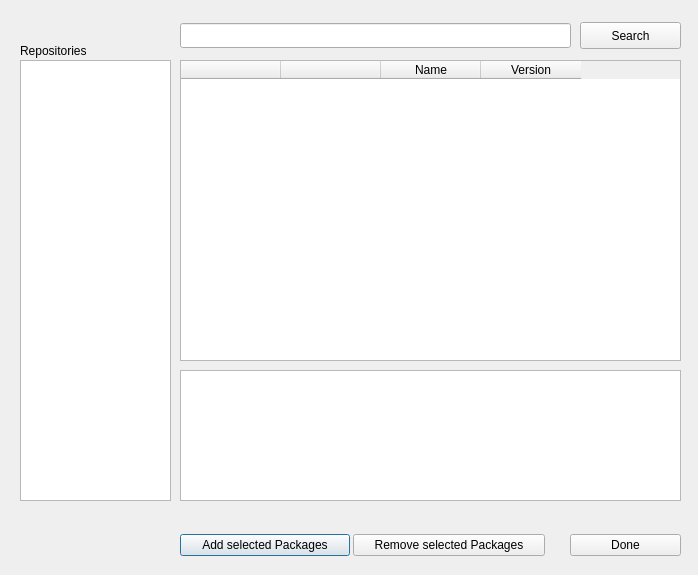
bbqlinux/bbqlinux-installer, file src/usr/share/bbqlinux-installer/qt_package_selector.ui: the form before one commit.
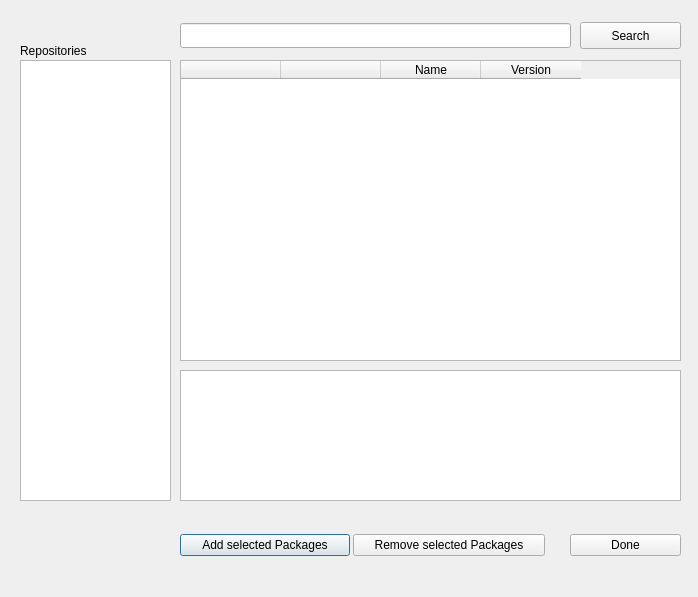
The form after the commit.

Commit message:
Added a statusBar label and update events to the gui while loading data:
This change adds a label to the buttom of the Qdialog, since this isn't
a main window we can't add a statusBar to it, but we can simulate one.

Using this status bar we can force the gui to update as events are
changing showing the users that things are going on, such as parsing
the metadata and loading the lists. This will allow any message to
be sent duing the packing installing/removing process.

```diff
--- a/src/usr/share/bbqlinux-installer/qt_package_selector.ui
+++ b/src/usr/share/bbqlinux-installer/qt_package_selector.ui
@@ -7,7 +7,7 @@
     <x>0</x>
     <y>0</y>
     <width>698</width>
-    <height>575</height>
+    <height>597</height>
    </rect>
   </property>
   <property name="windowTitle">
@@ -232,6 +232,25 @@
     </item>
    </layout>
   </widget>
+  <widget class="QWidget" name="horizontalLayoutWidget_6">
+   <property name="geometry">
+    <rect>
+     <x>10</x>
+     <y>570</y>
+     <width>681</width>
+     <height>20</height>
+    </rect>
+   </property>
+   <layout class="QHBoxLayout" name="horizontalLayout_6">
+    <item>
+     <widget class="QLabel" name="loadingStatus">
+      <property name="text">
+       <string/>
+      </property>
+     </widget>
+    </item>
+   </layout>
+  </widget>
  </widget>
  <resources>
   <include location="qt_resources.qrc"/>
```
The commit also changes 1 other file.
